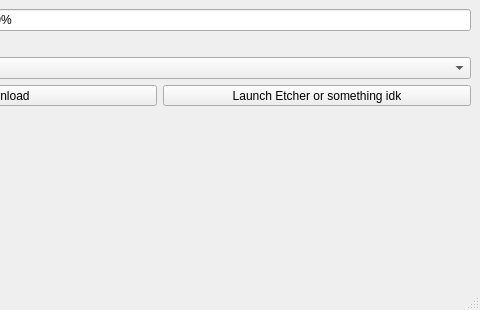
Before: the Qt Designer form garudadownloader.ui in garuda-linux/garuda-downloader, drawn with Qt 5; both pictures show x 474 to 954 and y 0 to 310 of the 954 by 310 pixel window.
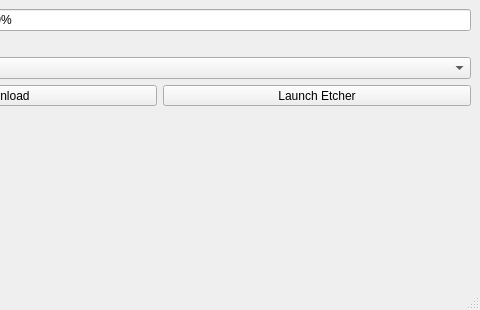
After: the same form once the commit is applied. Icons and pictures are not drawn.

Patch:
```diff
--- a/garudadownloader.ui
+++ b/garudadownloader.ui
@@ -112,7 +112,7 @@
            </sizepolicy>
           </property>
           <property name="text">
-           <string>Launch Etcher or something idk</string>
+           <string>Launch Etcher</string>
           </property>
           <property name="icon">
            <iconset resource="resources.qrc">
```
Left out of the diff: 11 changed lines with no effect on the pictures.
